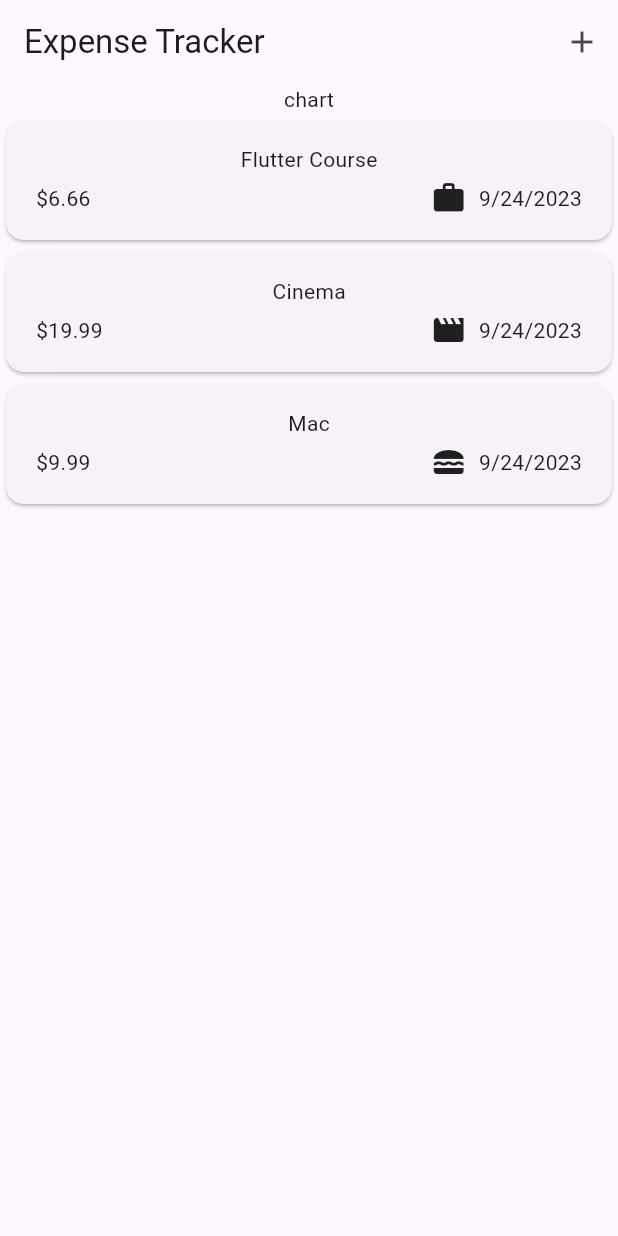
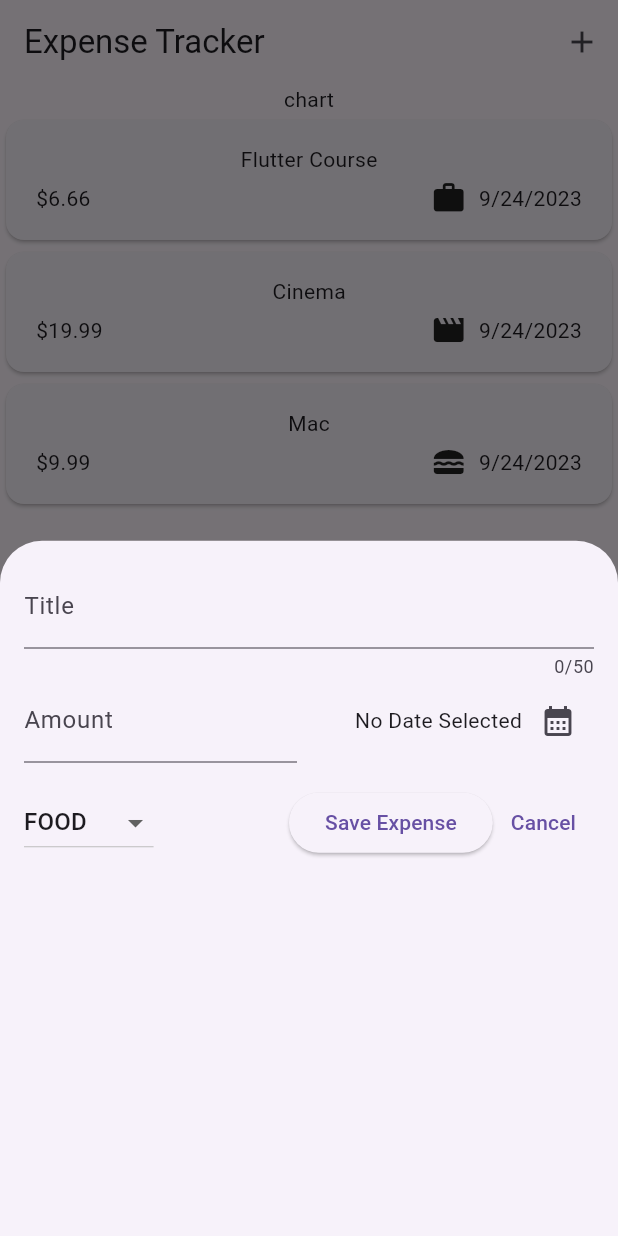
Before and after one commit to D3ShOoM/flutter-expense_tracker_app, a Flutter app: the screen it shows after launch, after a tap on the "add" icon, on a phone screen of 412 x 824 dp. Run offline on Flutter 3.47's test engine with Material 2 defaults, Android fonts, the phone set to English and light mode, and no system bars.

```diff
--- a/lib/widgets/expenses.dart
+++ b/lib/widgets/expenses.dart
@@ -1,5 +1,6 @@
 import 'package:expense_tracker_app/widgets/expenses_list/expenses_list.dart';
 import 'package:expense_tracker_app/models/expense.dart';
+import 'package:expense_tracker_app/widgets/expenses_list/new_expense.dart';
 import 'package:flutter/material.dart';
 
 class Expenses extends StatefulWidget {
@@ -30,6 +31,11 @@ class _ExpensesState extends State<Expenses> {
         category: Category.food),
   ];
 
+  void _openAddExpenseOverlay() {
+    showModalBottomSheet(context: context, builder: (ctx)=>
+    NewExpense());
+  }
+
   @override
   Widget build(BuildContext context) {
     return Scaffold(
@@ -37,7 +43,7 @@ class _ExpensesState extends State<Expenses> {
         title: const Text('Expense Tracker'),
         actions: [
           IconButton(
-            onPressed: () {},
+            onPressed: _openAddExpenseOverlay,
             icon: const Icon(Icons.add),
           )
         ],
--- /dev/null
+++ b/lib/widgets/expenses_list/new_expense.dart
@@ -0,0 +1,126 @@
+import 'package:flutter/material.dart';
+import 'package:expense_tracker_app/models/expense.dart';
+
+class NewExpense extends StatefulWidget {
+  const NewExpense({super.key});
+
+  @override
+  State<NewExpense> createState() {
+    return _NewExpenseState();
+  }
+}
+
+class _NewExpenseState extends State<NewExpense> {
+  final _titleController = TextEditingController();
+  final _amountController = TextEditingController();
+  DateTime? _selectedDate;
+  Category _selectedCategory = Category.food;
+
+  void _presentDatePicker() async {
+    final now = DateTime.now();
+    final firstDate = DateTime(now.year - 1, now.month, now.day);
+
+    final pickedDate = await showDatePicker(
+        context: context,
+        initialDate: now,
+        firstDate: firstDate,
+        lastDate: now);
+    setState(() {
+      _selectedDate = pickedDate;
+    });
+  }
+
+  @override
+  void dispose() {
+    _titleController.dispose();
+    _amountController.dispose();
+    super.dispose();
+  }
+
+  @override
+  Widget build(BuildContext context) {
+    return Padding(
+        padding: const EdgeInsets.all(16),
+        child: Column(
+          children: [
+            TextField(
+              controller: _titleController,
+              maxLength: 50,
+              decoration: const InputDecoration(
+                label: Text('Title'),
+              ),
+            ),
+            Row(
+              children: [
+                Expanded(
+                  child: TextField(
+                    keyboardType: TextInputType.number,
+                    controller: _amountController,
+                    decoration: const InputDecoration(
+                      prefixText: '\$ ',
+                      label: Text('Amount'),
+                    ),
+                  ),
+                ),
+                const SizedBox(
+                  width: 16,
+                ),
+                Expanded(
+                    child: Row(
+                  mainAxisAlignment: MainAxisAlignment.end,
+                  crossAxisAlignment: CrossAxisAlignment.center,
+                  children: [
+                    Text(_selectedDate == null
+                        ? 'No Date Selected'
+                        : formatter.format(_selectedDate!)),
+                    IconButton(
+                      onPressed: _presentDatePicker,
+                      icon: const Icon(Icons.calendar_month),
+                    )
+                  ],
+                ))
+              ],
+            ),
+            const SizedBox(height: 16,),
+            Row(
+              children: [
+                DropdownButton(
+                    value: _selectedCategory,
+                    items: Category.values
+                        .map(
+                          (category) => DropdownMenuItem(
+                            value: category,
+                            child: Text(
+                              category.name.toUpperCase(),
+                            ),
+                          ),
+                        )
+                        .toList(),
+                    onChanged: (value) {
+                      if (value == null) {
+                        return;
+                      }
+                      setState(() {
+                        _selectedCategory = value;
+                      });
+                    }),
+                const Spacer(),
+                ElevatedButton(
+                  onPressed: () {
+                    debugPrint(_titleController.text);
+                    debugPrint(_amountController.text);
+                  },
+                  child: const Text('Save Expense'),
+                ),
+                TextButton(
+                  onPressed: () {
+                    Navigator.pop(context);
+                  },
+                  child: const Text('Cancel'),
+                )
+              ],
+            ),
+          ],
+        ));
+  }
+}
```
